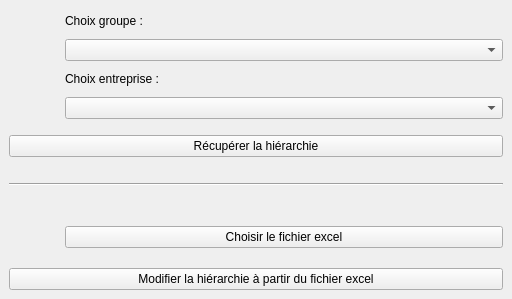
Old version of the form Hierarchie/mainWindow.ui in the repository TranKovak/PWA_Outil_Hierarchie.
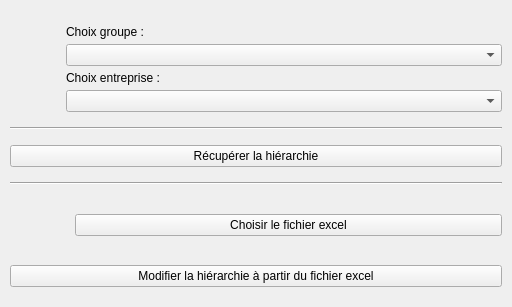
New version of the form. Icons and pictures are not drawn.

```diff
--- a/Hierarchie/mainWindow.ui
+++ b/Hierarchie/mainWindow.ui
@@ -7,7 +7,7 @@
     <x>0</x>
     <y>0</y>
     <width>512</width>
-    <height>299</height>
+    <height>307</height>
    </rect>
   </property>
   <property name="windowTitle">
@@ -15,8 +15,26 @@
   </property>
   <widget class="QWidget" name="centralwidget">
    <layout class="QVBoxLayout" name="verticalLayout">
+    <property name="spacing">
+     <number>15</number>
+    </property>
+    <property name="leftMargin">
+     <number>10</number>
+    </property>
+    <property name="topMargin">
+     <number>20</number>
+    </property>
+    <property name="rightMargin">
+     <number>10</number>
+    </property>
+    <property name="bottomMargin">
+     <number>20</number>
+    </property>
     <item>
      <layout class="QHBoxLayout" name="horizontalLayout">
+      <property name="spacing">
+       <number>6</number>
+      </property>
       <item>
        <widget class="QLabel" name="label">
         <property name="minimumSize">
@@ -44,6 +62,9 @@
       </item>
       <item>
        <layout class="QVBoxLayout" name="verticalLayout_2">
+        <property name="spacing">
+         <number>0</number>
+        </property>
         <item>
          <widget class="QLabel" name="label_4">
           <property name="text">
@@ -69,20 +90,11 @@
      </layout>
     </item>
     <item>
-     <spacer name="verticalSpacer_3">
+     <widget class="Line" name="line_2">
       <property name="orientation">
-       <enum>Qt::Vertical</enum>
+       <enum>Qt::Horizontal</enum>
       </property>
-      <property name="sizeType">
-       <enum>QSizePolicy::Fixed</enum>
-      </property>
-      <property name="sizeHint" stdset="0">
-       <size>
-        <width>20</width>
-        <height>10</height>
-       </size>
-      </property>
-     </spacer>
+     </widget>
     </item>
     <item>
      <widget class="QPushButton" name="getHierarchy_button">
@@ -91,22 +103,6 @@
       </property>
      </widget>
     </item>
-    <item>
-     <spacer name="verticalSpacer">
-      <property name="orientation">
-       <enum>Qt::Vertical</enum>
-      </property>
-      <property name="sizeType">
-       <enum>QSizePolicy::Fixed</enum>
-      </property>
-      <property name="sizeHint" stdset="0">
-       <size>
-        <width>20</width>
-        <height>20</height>
-       </size>
-      </property>
-     </spacer>
-    </item>
     <item>
      <widget class="Line" name="line">
       <property name="orientation">
@@ -114,22 +110,6 @@
       </property>
      </widget>
     </item>
-    <item>
-     <spacer name="verticalSpacer_2">
-      <property name="orientation">
-       <enum>Qt::Vertical</enum>
-      </property>
-      <property name="sizeType">
-       <enum>QSizePolicy::Fixed</enum>
-      </property>
-      <property name="sizeHint" stdset="0">
-       <size>
-        <width>20</width>
-        <height>20</height>
-       </size>
-      </property>
-     </spacer>
-    </item>
     <item>
      <layout class="QHBoxLayout" name="horizontalLayout_3">
       <item>
```
